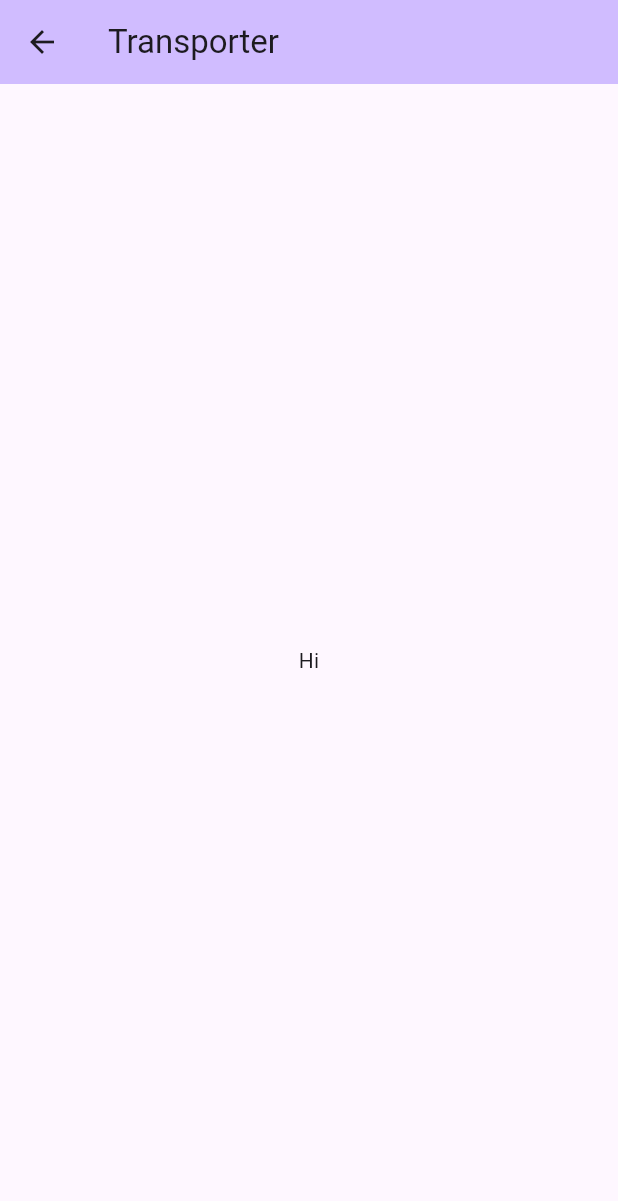
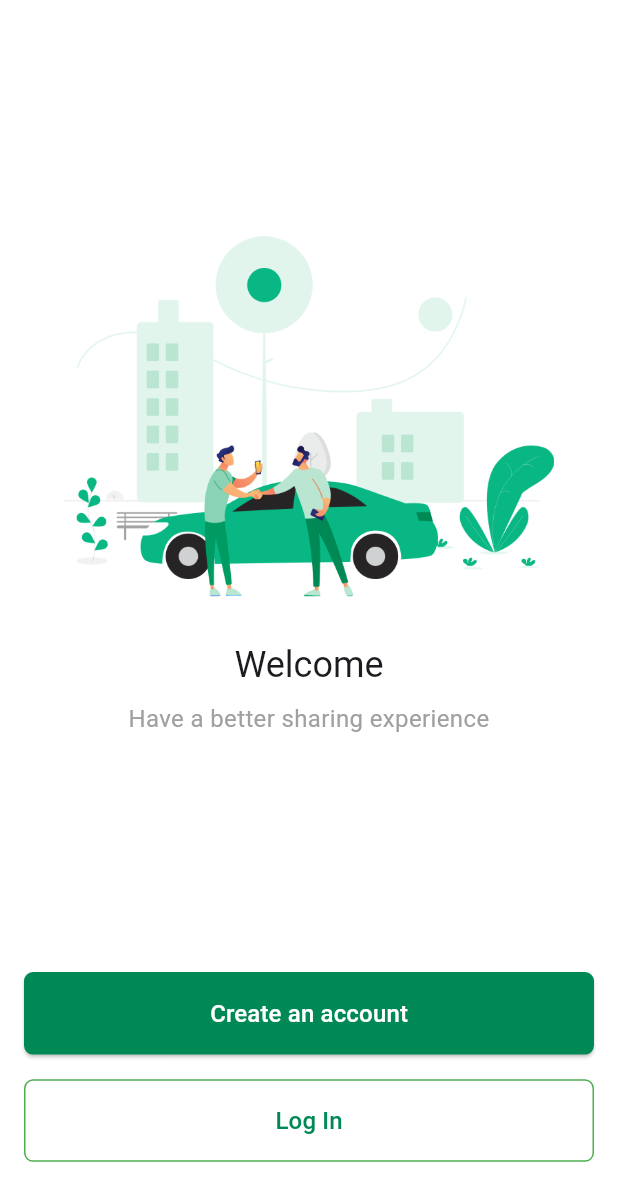
Before and after one commit to knowbee/transporter, a Flutter app: the screen it shows after launch, after a tap on "Skip", on a phone screen of 412 x 824 dp. Shown: the top 1201 px of the screen. Run offline on Flutter 3.47's test engine with Material 3 defaults, Android fonts, the phone set to English and light mode, and no system bars; our stand-ins replace bloc, carousel_slider; generated files the repository leaves out were written again; Roboto replaces fonts that are missing (Poppins).

Commit message:
feat: implement welcome screen UI

```diff
--- a/analysis_options.yaml
+++ b/analysis_options.yaml
@@ -1,3 +1,6 @@
+analyzer:
+  errors:
+    library_private_types_in_public_api: ignore
 include: package:very_good_analysis/analysis_options.6.0.0.yaml
 linter:
   rules:
--- a/lib/app/view/app.dart
+++ b/lib/app/view/app.dart
@@ -1,4 +1,5 @@
 import 'package:flutter/material.dart';
+import 'package:flutter/services.dart';
 import 'package:transporter/l10n/l10n.dart';
 import 'package:transporter/screens/onboarding/onboarding_progress_screen.dart';
 
@@ -7,6 +8,13 @@ class App extends StatelessWidget {
 
   @override
   Widget build(BuildContext context) {
+    SystemChrome.setSystemUIOverlayStyle(
+      const SystemUiOverlayStyle(
+        statusBarColor: Colors.black,
+        statusBarBrightness: Brightness.light,
+      ),
+    );
+
     return MaterialApp(
       theme: ThemeData(
         appBarTheme: AppBarTheme(
--- a/lib/l10n/arb/app_en.arb
+++ b/lib/l10n/arb/app_en.arb
@@ -10,5 +10,9 @@
     "onboarding_anytime_description": "Sell houses easily with the help of Listenoryx and to make this line big I am writing more.",
     "onboarding_book_car_heading": "Book your car",
     "onboarding_book_car_description": "Sell houses easily with the help of Listenoryx and to make this line big I am writing more.",
-    "onboarding_skip": "Skip"
+    "onboarding_skip": "Skip",
+    "welcome_heading": "Welcome",
+    "welcome_subheading": "Have a better sharing experience",
+    "welcome_create_account_label": "Create an account",
+    "welcome_login_label": "Log In"
 }
--- a/lib/l10n/arb/app_rw.arb
+++ b/lib/l10n/arb/app_rw.arb
@@ -10,5 +10,9 @@
     "onboarding_anytime_description": "Sell houses easily with the help of Listenoryx and to make this line big I am writing more.",
     "onboarding_book_car_heading": "Book your car",
     "onboarding_book_car_description": "Sell houses easily with the help of Listenoryx and to make this line big I am writing more.",
-    "onboarding_skip": "Skip"
+    "onboarding_skip": "Skip",
+    "welcome_heading": "Welcome",
+    "welcome_subheading": "Have a better sharing experience",
+    "welcome_create_account_label": "Create an account",
+    "welcome_login_label": "Log In"
 }
--- /dev/null
+++ b/lib/screens/authentication/welcome_screen.dart
@@ -0,0 +1,97 @@
+import 'package:flutter/material.dart';
+import 'package:transporter/l10n/l10n.dart';
+import 'package:transporter/values/assets/authentication_assets.dart';
+import 'package:transporter/values/colors.dart';
+import 'package:transporter/values/dimensions.dart';
+import 'package:transporter/values/styles.dart';
+
+class WelcomeScreen extends StatelessWidget {
+  const WelcomeScreen({super.key});
+
+  @override
+  Widget build(BuildContext context) {
+    final size = MediaQuery.of(context).size;
+    final l10n = context.l10n;
+
+    return Scaffold(
+      backgroundColor: AppColors.tWhite,
+      body: Padding(
+        padding: const EdgeInsets.symmetric(
+          horizontal: Dimensions.marginDefault,
+        ),
+        child: Column(
+          children: [
+            const Spacer(),
+            AspectRatio(
+              aspectRatio: 3 / 2,
+              child: Image.asset(
+                AuthenticationAssets.welcomeImage,
+                fit: BoxFit.contain,
+              ),
+            ),
+            SizedBox(height: size.height * 0.02),
+            Text(
+              l10n.welcome_heading,
+              style: Theme.of(context).textTheme.headlineSmall,
+            ),
+            SizedBox(height: size.height * 0.01),
+            Text(
+              l10n.welcome_subheading,
+              style: Styles.normalWhiteTextStyle.copyWith(
+                color: AppColors.tGrey,
+                fontWeight: FontWeight.normal,
+              ),
+              textAlign: TextAlign.center,
+            ),
+            const Spacer(),
+            Column(
+              crossAxisAlignment: CrossAxisAlignment.stretch,
+              children: [
+                ElevatedButton(
+                  onPressed: () {
+                    // Handle account creation
+                  },
+                  style: ElevatedButton.styleFrom(
+                    padding: const EdgeInsets.symmetric(
+                      vertical: Dimensions.marginDefault,
+                    ),
+                    backgroundColor: AppColors.tGreen,
+                    shape: RoundedRectangleBorder(
+                      borderRadius:
+                          BorderRadius.circular(Dimensions.radiusSmall),
+                    ),
+                  ),
+                  child: Text(
+                    l10n.welcome_create_account_label,
+                    style: Styles.normalWhiteTextStyle,
+                  ),
+                ),
+                SizedBox(height: size.height * 0.02),
+                OutlinedButton(
+                  onPressed: () {
+                    // Handle log in
+                  },
+                  style: OutlinedButton.styleFrom(
+                    padding: const EdgeInsets.symmetric(
+                      vertical: Dimensions.marginDefault,
+                    ),
+                    side: const BorderSide(color: Colors.green),
+                    shape: RoundedRectangleBorder(
+                      borderRadius:
+                          BorderRadius.circular(Dimensions.radiusSmall),
+                    ),
+                  ),
+                  child: Text(
+                    l10n.welcome_login_label,
+                    style: Styles.normalGreenTextStyle,
+                  ),
+                ),
+              ],
+            ),
+            SizedBox(height: size.height * 0.06),
+          ],
+        ),
+      ),
+    );
+  }
+}
--- a/lib/screens/onboarding/onboarding_progress_screen.dart
+++ b/lib/screens/onboarding/onboarding_progress_screen.dart
@@ -4,7 +4,7 @@ import 'package:carousel_slider/carousel_slider.dart';
 import 'package:flutter/material.dart';
 import 'package:flutter/services.dart';
 import 'package:transporter/l10n/l10n.dart';
-import 'package:transporter/screens/home.dart';
+import 'package:transporter/screens/authentication/welcome_screen.dart';
 import 'package:transporter/values/assets/onboarding_assets.dart';
 import 'package:transporter/values/colors.dart';
 import 'package:transporter/values/dimensions.dart';
@@ -76,7 +76,7 @@ class _OnboardingProgressScreen extends State<OnboardingProgressScreen> {
               Navigator.push(
                 context,
                 MaterialPageRoute<Material>(
-                  builder: (context) => const HomePage(),
+                  builder: (context) => const WelcomeScreen(),
                 ),
               );
             },
@@ -139,7 +139,7 @@ class _OnboardingProgressScreen extends State<OnboardingProgressScreen> {
                 Navigator.push(
                   context,
                   MaterialPageRoute<Material>(
-                    builder: (context) => const HomePage(),
+                    builder: (context) => const WelcomeScreen(),
                   ),
                 );
               }
--- /dev/null
+++ b/lib/values/assets/authentication_assets.dart
@@ -0,0 +1,3 @@
+abstract class AuthenticationAssets {
+  static const welcomeImage = 'assets/images/authentication/welcome.png';
+}
--- a/lib/values/colors.dart
+++ b/lib/values/colors.dart
@@ -1,11 +1,11 @@
 import 'package:flutter/material.dart';
 
 abstract class AppColors {
-  static const tGreen = Color(0xFF00BFA6);
+  static const tGreen = Color(0xFF008955);
   static const tBlue = Color(0xFF00B0FF);
   static const tRed = Color(0xFFF44336);
   static const tYellow = Color(0xFFFFC107);
-  static const tGrey = Color(0xFF9E9E9E);
+  static const tGrey = Color(0xFFA0A0A0);
   static const tBlack = Color(0xFF000000);
   static const tWhite = Color(0xFFFFFFFF);
 }
--- a/lib/values/styles.dart
+++ b/lib/values/styles.dart
@@ -15,4 +15,18 @@ abstract class Styles {
     fontFamily: 'Poppins',
     fontWeight: FontWeight.w500,
   );
+
+  static const normalWhiteTextStyle = TextStyle(
+    color: Colors.white,
+    fontSize: 16,
+    fontFamily: 'Poppins',
+    fontWeight: FontWeight.w500,
+  );
+
+  static const normalGreenTextStyle = TextStyle(
+    color: Color(0xFF008955),
+    fontSize: 16,
+    fontFamily: 'Poppins',
+    fontWeight: FontWeight.w500,
+  );
 }
--- a/pubspec.yaml
+++ b/pubspec.yaml
@@ -30,3 +30,4 @@ flutter:
   assets:
     - assets/images/
     - assets/images/onboarding/
+    - assets/images/authentication/
```
Also changed, not shown: assets/images/authentication/welcome.png (added), lib/screens/authentication/new_password_screen.dart (added), lib/screens/authentication/signin_screen.dart (added), lib/screens/authentication/signup_screen.dart (added), lib/screens/authentication/verify_otp_screen.dart (added).
